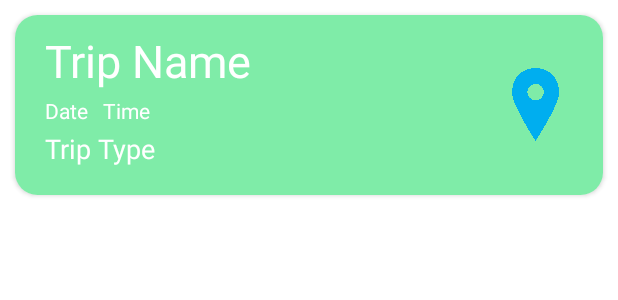
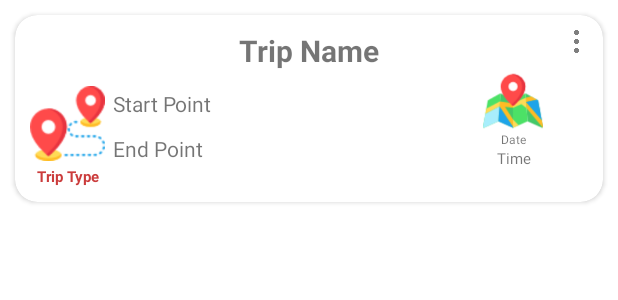
Before and after one commit to ebrahimalagamy/Tripaya, an Android app: the layout item_trip.xml on its own in the app's theme, with its tools: preview values and no code run, on a phone screen of 412 x 824 dp. Shown: the top 300 px of the screen. Run offline under Robolectric (Android 15) with nearby library versions, the phone set to English and light mode, and no system bars.

Commit message:
Commit  1.9

```diff
--- a/app/build.gradle
+++ b/app/build.gradle
@@ -68,6 +68,9 @@ dependencies {
     implementation("androidx.room:room-runtime:2.4.1")
     annotationProcessor("androidx.room:room-compiler:2.4.1")
 
+    implementation 'com.google.android.gms:play-services-maps:16.1.0'
+    implementation 'com.github.jd-alexander:library:1.1.0'
+    implementation 'com.google.android.material:material:1.1.0'
 
 
 
--- a/app/src/main/java/com/example/tripaya/roomdatabase/TripClass.java
+++ b/app/src/main/java/com/example/tripaya/roomdatabase/TripClass.java
@@ -17,6 +17,7 @@ public class TripClass {
     private String date;
     private String time;
     private String tripType;
+
 
 
     public TripClass(String tripName, String startPoint, String endPoint, String date, String time, String tripType) {
--- a/app/src/main/res/layout/activity_login.xml
+++ b/app/src/main/res/layout/activity_login.xml
@@ -5,7 +5,6 @@
     android:layout_width="match_parent"
     android:layout_height="match_parent"
     tools:context=".viewmodel.LoginActivity">
-
 
     <androidx.fragment.app.FragmentContainerView
         android:id="@+id/fragmentContainerView"
--- a/app/src/main/res/layout/activity_main.xml
+++ b/app/src/main/res/layout/activity_main.xml
@@ -5,7 +5,6 @@
     android:layout_width="match_parent"
     android:layout_height="match_parent"
     tools:context=".MainActivity">
-
 
     <FrameLayout
         android:id="@+id/nav_host"
@@ -26,8 +25,6 @@
         app:layout_constraintVertical_bias="0.0"
         app:navGraph="@navigation/nag_graph" />
 
-
-
     <androidx.coordinatorlayout.widget.CoordinatorLayout
         android:id="@+id/coordinator"
         android:layout_width="match_parent"
@@ -36,8 +33,7 @@
         android:layout_centerInParent="true"
         app:layout_constraintBottom_toBottomOf="parent"
         app:layout_constraintEnd_toEndOf="parent"
-        app:layout_constraintStart_toStartOf="parent"
-        >
+        app:layout_constraintStart_toStartOf="parent">
 
         <RelativeLayout
             android:id="@+id/gone"
--- a/app/src/main/res/layout/item_trip.xml
+++ b/app/src/main/res/layout/item_trip.xml
@@ -1,70 +1,123 @@
 <?xml version="1.0" encoding="utf-8"?>
 <androidx.cardview.widget.CardView xmlns:android="http://schemas.android.com/apk/res/android"
     xmlns:app="http://schemas.android.com/apk/res-auto"
+    xmlns:tools="http://schemas.android.com/tools"
     android:layout_width="match_parent"
-    android:layout_height="120dp"
+    android:layout_height="wrap_content"
     android:layout_margin="10dp"
     android:elevation="4dp"
     app:cardCornerRadius="15dp">
 
-    <RelativeLayout
+    <androidx.constraintlayout.widget.ConstraintLayout
         android:layout_width="match_parent"
         android:layout_height="match_parent"
-        android:padding="10dp"
-        android:background="@color/green">
+        android:padding="10dp">
 
         <TextView
             android:id="@+id/tv_trip_name"
             android:layout_width="wrap_content"
             android:layout_height="wrap_content"
             android:text="@string/string_trip_name"
-            android:textSize="30sp"
-            android:textColor="@color/white"
-            android:layout_marginLeft="10dp" />
+            android:textSize="20sp"
+            android:textStyle="bold"
+            app:layout_constraintEnd_toEndOf="parent"
+            app:layout_constraintStart_toStartOf="parent"
+            app:layout_constraintTop_toTopOf="parent" />
 
         <TextView
             android:id="@+id/tv_date_picker"
             android:layout_width="wrap_content"
             android:layout_height="wrap_content"
-            android:layout_below="@+id/tv_trip_name"
-            android:layout_marginLeft="10dp"
-            android:layout_marginTop="3dp"
             android:text="@string/string_tv_date"
-            android:textColor="@color/white"
-            android:textSize="14sp" />
+            android:textSize="8sp"
+            app:layout_constraintEnd_toEndOf="@+id/imageButton2"
+            app:layout_constraintStart_toStartOf="@+id/imageButton2"
+            app:layout_constraintTop_toBottomOf="@+id/imageButton2" />
 
         <TextView
             android:id="@+id/tv_time_picker"
             android:layout_width="wrap_content"
             android:layout_height="wrap_content"
-            android:layout_below="@+id/tv_trip_name"
-            android:layout_marginStart="10dp"
-            android:layout_marginTop="3dp"
-            android:layout_toRightOf="@+id/tv_date_picker"
             android:text="@string/string_tv_time"
-            android:textColor="@color/white"
-            android:textSize="14sp" />
+            android:textSize="10sp"
+            app:layout_constraintEnd_toEndOf="@+id/tv_date_picker"
+            app:layout_constraintStart_toStartOf="@+id/tv_date_picker"
+            app:layout_constraintTop_toBottomOf="@+id/tv_date_picker" />
 
         <TextView
             android:id="@+id/tv_trip_type"
             android:layout_width="wrap_content"
             android:layout_height="wrap_content"
             android:layout_marginTop="3dp"
-            android:layout_marginLeft="10dp"
             android:text="@string/string_tv_trip_type"
-            android:textSize="18sp"
-            android:textColor="@color/white"
-            android:layout_below="@id/tv_date_picker"
-            app:layout_constraintStart_toStartOf="@+id/tv_date_picker"
-            app:layout_constraintTop_toBottomOf="@+id/tv_date_picker" />
+            android:textColor="#CB3C3C"
+            android:textSize="10sp"
+            android:textStyle="bold"
+            app:layout_constraintBottom_toBottomOf="parent"
+            app:layout_constraintEnd_toEndOf="@+id/imageButton"
+            app:layout_constraintStart_toStartOf="@+id/imageButton"
 
-        <ImageView
-            android:id="@+id/markOnMap"
+            app:layout_constraintTop_toBottomOf="@+id/imageButton" />
+
+        <ImageButton
+            android:id="@+id/imageButton"
             android:layout_width="50dp"
             android:layout_height="50dp"
-            android:layout_alignParentEnd="true"
-            android:layout_centerVertical="true"
-            android:layout_marginRight="10dp"
-            android:src="@drawable/map_marker" />
-    </RelativeLayout>
+            android:layout_marginTop="10dp"
+            android:background="@null"
+            android:scaleType="fitXY"
+            app:layout_constraintStart_toStartOf="parent"
+            app:layout_constraintTop_toBottomOf="@+id/tv_trip_name"
+            app:srcCompat="@drawable/destination" />
+
+        <ImageButton
+            android:id="@+id/imageButton2"
+            android:layout_width="40dp"
+            android:layout_height="40dp"
+            android:layout_marginEnd="30dp"
+            android:background="@null"
+            android:scaleType="fitXY"
+            app:layout_constraintEnd_toEndOf="parent"
+            app:layout_constraintTop_toBottomOf="@+id/tv_trip_name"
+            app:srcCompat="@drawable/map" />
+
+        <TextView
+            android:id="@+id/tvStartPoint"
+            android:layout_width="0dp"
+            android:layout_height="wrap_content"
+            android:layout_marginStart="5dp"
+            android:layout_marginTop="2dp"
+            android:layout_marginEnd="10dp"
+            android:ellipsize="end"
+            android:maxLines="1"
+            android:text="@string/string_edit_text_start_point"
+            app:layout_constraintEnd_toStartOf="@+id/tv_date_picker"
+            app:layout_constraintStart_toEndOf="@+id/imageButton"
+            app:layout_constraintTop_toTopOf="@+id/imageButton" />
+
+        <TextView
+            android:id="@+id/tvEndPoint"
+            android:layout_width="0dp"
+            android:layout_height="wrap_content"
+            android:layout_marginStart="5dp"
+            android:layout_marginEnd="10dp"
+            android:layout_marginBottom="2dp"
+            android:ellipsize="end"
+            android:maxLines="1"
+            android:text="@string/string_edit_text_end_point"
+            app:layout_constraintBottom_toTopOf="@+id/tv_trip_type"
+            app:layout_constraintEnd_toStartOf="@+id/tv_date_picker"
+            app:layout_constraintStart_toEndOf="@+id/imageButton" />
+
+        <ImageButton
+            android:id="@+id/imageButton3"
+            android:layout_width="15dp"
+            android:layout_height="15dp"
+            android:scaleType="fitXY"
+            android:background="@null"
+            app:layout_constraintEnd_toEndOf="parent"
+            app:layout_constraintTop_toTopOf="parent"
+            app:srcCompat="@drawable/moree" />
+
+    </androidx.constraintlayout.widget.ConstraintLayout>
 </androidx.cardview.widget.CardView>
--- a/app/src/main/res/values/strings.xml
+++ b/app/src/main/res/values/strings.xml
@@ -42,4 +42,12 @@
     <string name="back_btn">Back To Login</string>
     <string name="facebook_app_id">645629160110351</string>
     <string name="fb_login_protocol_scheme">fb645629160110351</string>
+    <string name="string_btn_save_trip_switch">Save</string>
+    <string name="string_btn_Add_trip_switch">Add</string>
+    <string name="string_radio_button_one_way">One Way</string>
+    <string name="string_radio_button_round_trip">Round Trip</string>
+    <string name="string_edit_text_trip_name">Trip Name</string>
+    <string name="string_edit_text_start_point">Start Point</string>
+    <string name="string_edit_text_end_point">End Point</string>
+    <string name="string_edit_text_select_type">Select Trip Type</string>
 </resources>
```
Also changed, not shown: app/src/main/AndroidManifest.xml (+27 -7 lines), app/src/main/java/com/example/tripaya/AddTripActivity.java (+9 -6 lines), app/src/main/java/com/example/tripaya/adapter/TripAdapter.java (+11 -9 lines), app/src/main/java/com/example/tripaya/fragments/UpcomingFragment.java (+16 -12 lines), app/src/main/res/layout/activity_add_trip.xml (+7 -9 lines), app/src/main/res/drawable-v24/destination.png (added), app/src/main/res/drawable-v24/map.png (added), app/src/main/res/drawable-v24/menu.png (added), app/src/main/res/drawable-v24/menuu.png (added), app/src/main/res/drawable-v24/more.png (added), app/src/main/res/drawable-v24/moree.png (added).
